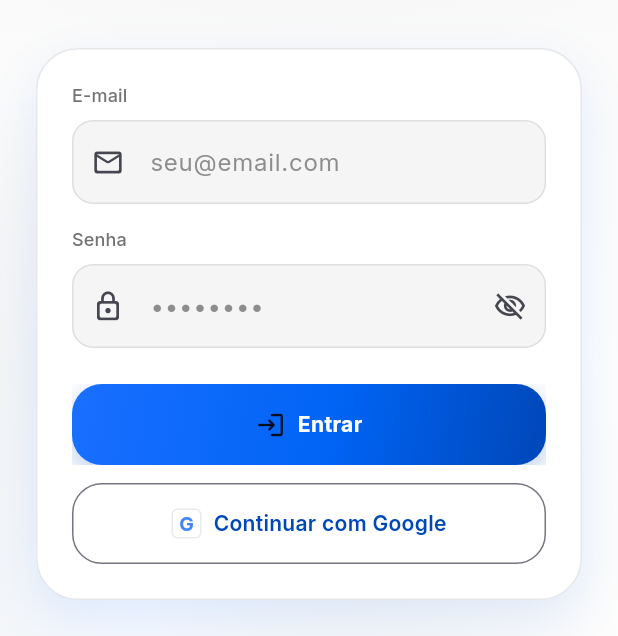
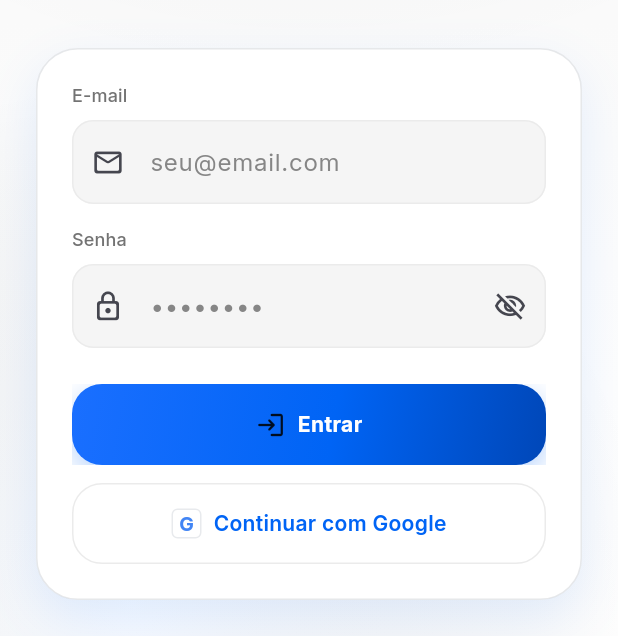
Before and after one commit to solerpedroo/driveflow, a Flutter app: the screen it shows after launch, on a phone screen of 412 x 824 dp, the part 600-1236 px from its top. Run offline on Flutter 3.47's test engine with Material 3 defaults, Android fonts, the phone set to English and light mode, and no system bars; our stand-ins replace cached_network_image, connectivity_plus, dio, file_picker, fl_chart, flutter_hooks and 14 more; missing offline and left inert: google_mlkit_text_recognition; accounts and stored records are empty; statements that could not run were skipped.

Commit message:
feat(ui): tema light/dark refinado azul premium
Co-authored-by: Pedro Henrique Contardi Soler <pedrocsoler@hotmail.com>

```diff
--- a/lib/core/theme/app_theme.dart
+++ b/lib/core/theme/app_theme.dart
@@ -17,7 +17,7 @@ class DriveFlowFadeSlideTransitionsBuilder extends PageTransitionsBuilder {
   ) {
     final curved = CurvedAnimation(
       parent: animation,
-      curve: Curves.easeOutCubic,
+      curve: const Cubic(0.22, 1.0, 0.36, 1.0),
       reverseCurve: Curves.easeInCubic,
     );
     return FadeTransition(
@@ -44,12 +44,14 @@ PageTransitionsTheme get driveFlowPageTransitionsTheme {
 
 ThemeData buildDriveFlowLightTheme() {
   final colorScheme = ColorScheme.fromSeed(
-    seedColor: AppColors.skyBlue,
+    seedColor: AppColors.brandBlue,
     brightness: Brightness.light,
-    primary: AppColors.skyBlueDim,
+    primary: AppColors.brandBlue,
     onPrimary: Colors.white,
-    secondary: const Color(0xFF6366F1),
+    secondary: AppColors.brandBlueDark,
     surface: AppColors.lightSurface,
+    onSurface: AppColors.textPrimary,
+    outline: AppColors.lightBorder,
   );
 
   return ThemeData(
@@ -63,31 +65,34 @@ ThemeData buildDriveFlowLightTheme() {
       elevation: 0,
       scrolledUnderElevation: 0,
       backgroundColor: Colors.transparent,
-      foregroundColor: AppColors.deepNavy,
+      foregroundColor: AppColors.brandNavy,
       centerTitle: false,
       titleTextStyle: AppTypography.build(Brightness.light).titleLarge?.copyWith(
-            color: AppColors.deepNavy,
+            color: AppColors.brandNavy,
             fontWeight: FontWeight.w700,
+            letterSpacing: -0.4,
           ),
     ),
-    cardTheme: const CardThemeData(
+    cardTheme: CardThemeData(
       elevation: 0,
       color: AppColors.lightSurface,
       shape: RoundedRectangleBorder(
-        borderRadius: BorderRadius.all(Radius.circular(20)),
-        side: BorderSide(color: AppColors.glassBorderLight),
+        borderRadius: BorderRadius.circular(14),
+        side: BorderSide(color: AppColors.lightBorder),
       ),
     ),
     filledButtonTheme: FilledButtonThemeData(
       style: FilledButton.styleFrom(
+        backgroundColor: AppColors.brandBlue,
+        foregroundColor: Colors.white,
         minimumSize: const Size.fromHeight(52),
         padding: const EdgeInsets.symmetric(horizontal: 24, vertical: 14),
         shape: RoundedRectangleBorder(
-          borderRadius: BorderRadius.circular(16),
+          borderRadius: BorderRadius.circular(14),
         ),
         textStyle: const TextStyle(
           fontWeight: FontWeight.w700,
-          letterSpacing: 0.3,
+          letterSpacing: 0.2,
         ),
       ),
     ),
@@ -100,17 +105,19 @@ ThemeData buildDriveFlowLightTheme() {
       ),
       enabledBorder: OutlineInputBorder(
         borderRadius: BorderRadius.circular(14),
-        borderSide: BorderSide(color: AppColors.glassBorderLight),
+        borderSide: const BorderSide(color: AppColors.lightBorder),
       ),
       focusedBorder: OutlineInputBorder(
         borderRadius: BorderRadius.circular(14),
-        borderSide: const BorderSide(color: AppColors.skyBlueDim, width: 2),
+        borderSide: const BorderSide(color: AppColors.brandBlue, width: 2),
       ),
       contentPadding: const EdgeInsets.symmetric(horizontal: 16, vertical: 16),
-      hintStyle: TextStyle(color: AppColors.textSecondaryLight.withValues(alpha: 0.8)),
+      hintStyle: TextStyle(
+        color: AppColors.textSecondaryLight.withValues(alpha: 0.85),
+      ),
     ),
     dividerTheme: const DividerThemeData(
-      color: AppColors.glassBorderLight,
+      color: AppColors.lightBorder,
       thickness: 1,
     ),
     snackBarTheme: SnackBarThemeData(
@@ -122,12 +129,13 @@ ThemeData buildDriveFlowLightTheme() {
 
 ThemeData buildDriveFlowDarkTheme() {
   final colorScheme = ColorScheme.fromSeed(
-    seedColor: AppColors.skyBlue,
+    seedColor: AppColors.brandBlue,
     brightness: Brightness.dark,
-    primary: AppColors.skyBlue,
-    onPrimary: AppColors.deepNavy,
-    secondary: const Color(0xFF818CF8),
+    primary: AppColors.brandBlue,
+    onPrimary: Colors.white,
+    secondary: AppColors.brandGlow,
     surface: AppColors.midnight,
+    onSurface: Colors.white,
   );
 
   return ThemeData(
@@ -135,7 +143,7 @@ ThemeData buildDriveFlowDarkTheme() {
     brightness: Brightness.dark,
     colorScheme: colorScheme,
     textTheme: AppTypography.build(Brightness.dark),
-    scaffoldBackgroundColor: AppColors.deepNavy,
+    scaffoldBackgroundColor: AppColors.brandNavy,
     pageTransitionsTheme: driveFlowPageTransitionsTheme,
     appBarTheme: AppBarTheme(
       elevation: 0,
@@ -146,26 +154,29 @@ ThemeData buildDriveFlowDarkTheme() {
       titleTextStyle: AppTypography.build(Brightness.dark).titleLarge?.copyWith(
             color: Colors.white,
             fontWeight: FontWeight.w700,
+            letterSpacing: -0.4,
           ),
     ),
     cardTheme: CardThemeData(
       elevation: 0,
-      color: AppColors.slate.withValues(alpha: 0.5),
+      color: AppColors.slate.withValues(alpha: 0.55),
       shape: RoundedRectangleBorder(
-        borderRadius: BorderRadius.circular(20),
+        borderRadius: BorderRadius.circular(14),
         side: const BorderSide(color: AppColors.glassBorder),
       ),
     ),
     filledButtonTheme: FilledButtonThemeData(
       style: FilledButton.styleFrom(
+        backgroundColor: AppColors.brandBlue,
+        foregroundColor: Colors.white,
         minimumSize: const Size.fromHeight(52),
         padding: const EdgeInsets.symmetric(horizontal: 24, vertical: 14),
         shape: RoundedRectangleBorder(
-          borderRadius: BorderRadius.circular(16),
+          borderRadius: BorderRadius.circular(14),
         ),
         textStyle: const TextStyle(
           fontWeight: FontWeight.w700,
-          letterSpacing: 0.3,
+          letterSpacing: 0.2,
         ),
       ),
     ),
@@ -182,10 +193,12 @@ ThemeData buildDriveFlowDarkTheme() {
       ),
       focusedBorder: OutlineInputBorder(
         borderRadius: BorderRadius.circular(14),
-        borderSide: const BorderSide(color: AppColors.skyBlue, width: 2),
+        borderSide: const BorderSide(color: AppColors.brandBlue, width: 2),
       ),
       contentPadding: const EdgeInsets.symmetric(horizontal: 16, vertical: 16),
-      hintStyle: TextStyle(color: AppColors.textSecondary.withValues(alpha: 0.8)),
+      hintStyle: TextStyle(
+        color: AppColors.textSecondary.withValues(alpha: 0.85),
+      ),
     ),
     dividerTheme: const DividerThemeData(
       color: AppColors.glassBorder,
```
